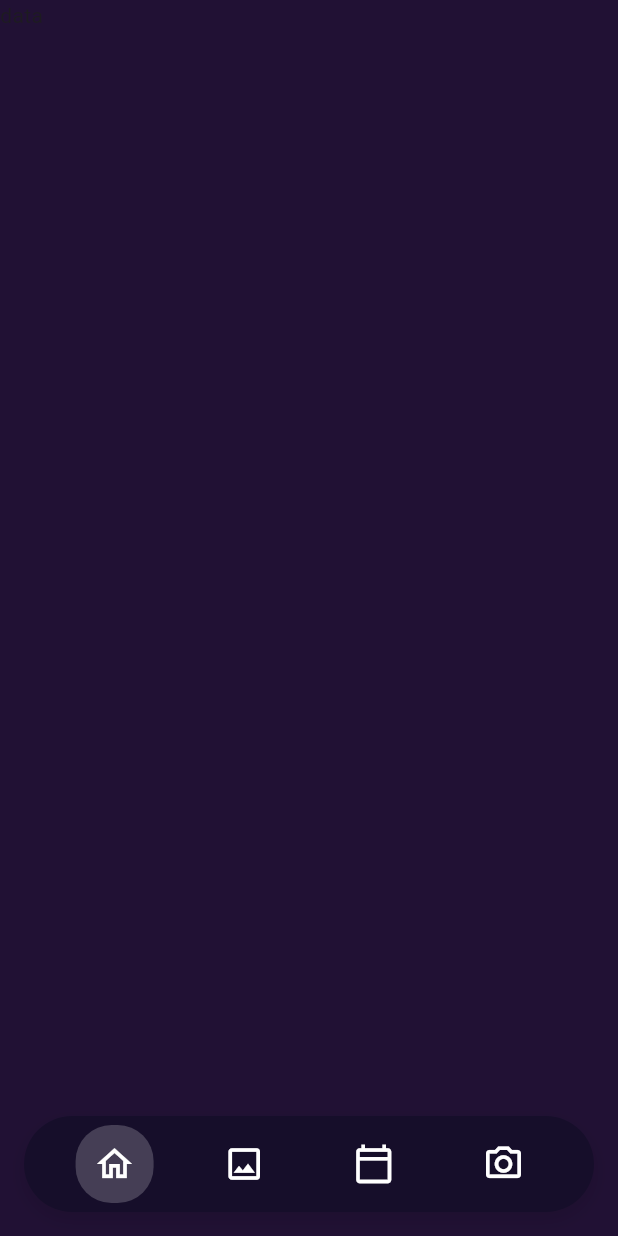
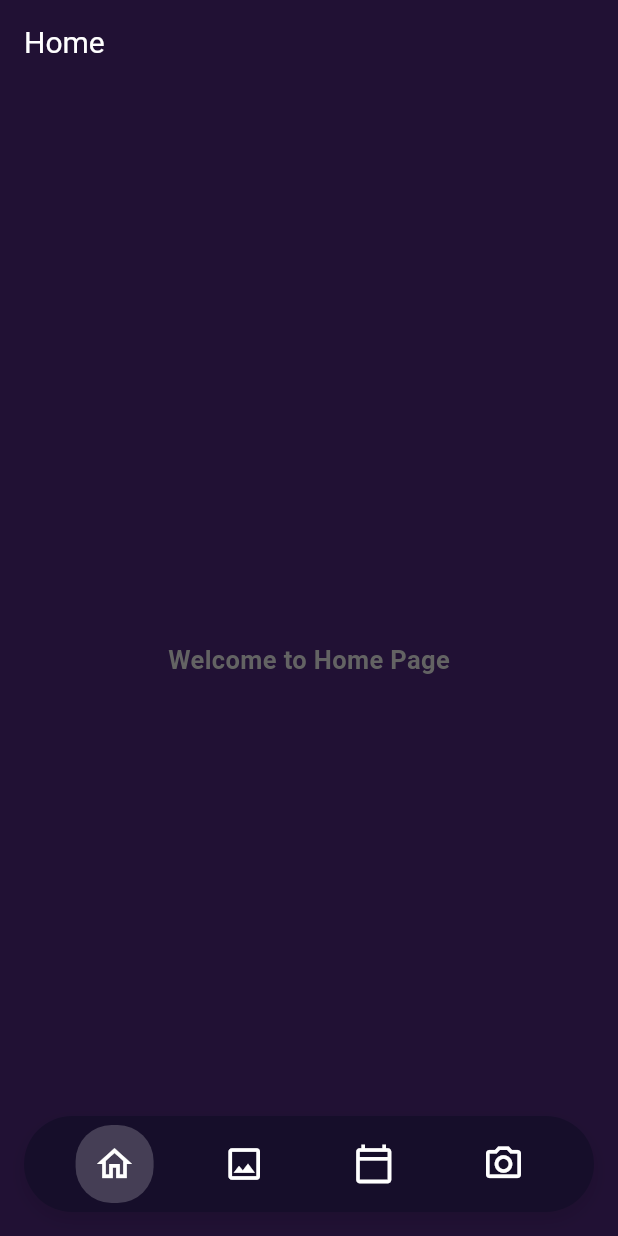
Before and after one commit to ChristianRotairo/GalleryApp, a Flutter app: the screen it shows after launch, on a phone screen of 412 x 824 dp. Run offline on Flutter 3.47's test engine with Material 3 defaults, Android fonts, the light colour scheme and no system bars; our stand-ins replace camera, permission_handler, table_calendar.

Commit message:
feat(complete)

```diff
--- a/lib/features/gallery/presentation/pages/gallery/gallery_page.dart
+++ b/lib/features/gallery/presentation/pages/gallery/gallery_page.dart
@@ -27,7 +27,8 @@ class GalleryPage extends StatelessWidget {
               child: Text(
             "No Images to Display",
             style: TextStyle(
-              color: Colors.white,
+              fontSize: 16,
+              color: Color.fromARGB(255, 99, 99, 99),
               fontWeight: FontWeight.bold,
             ),
           )),
--- a/lib/features/gallery/presentation/pages/home/homepage.dart
+++ b/lib/features/gallery/presentation/pages/home/homepage.dart
@@ -1,6 +1,5 @@
 import 'package:flutter/material.dart';
 import '../../../../utilities/colors.dart';
-
 
 class HomePage extends StatelessWidget {
   const HomePage({super.key});
@@ -9,7 +8,22 @@ class HomePage extends StatelessWidget {
   Widget build(BuildContext context) {
     return Scaffold(
       backgroundColor: backgroundColor,
-      body: Text("data"),
+      appBar: AppBar(
+        title: const Text(
+          'Home',
+        ),
+        backgroundColor: backgroundColor,
+      ),
+      body: const Center(
+        child: Text(
+          "Welcome to Home Page",
+          style: TextStyle(
+            fontSize: 17,
+            fontWeight: FontWeight.bold,
+            color: Color.fromARGB(255, 99, 99, 99),
+          ),
+        ),
+      ),
     );
   }
 }
```
